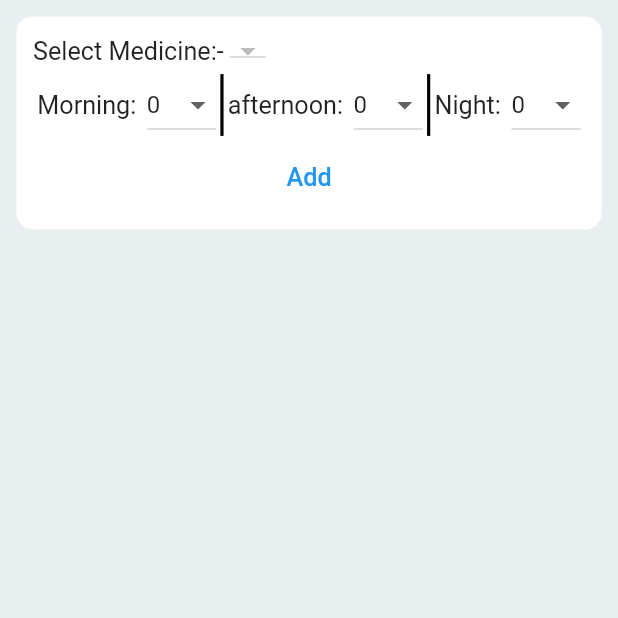
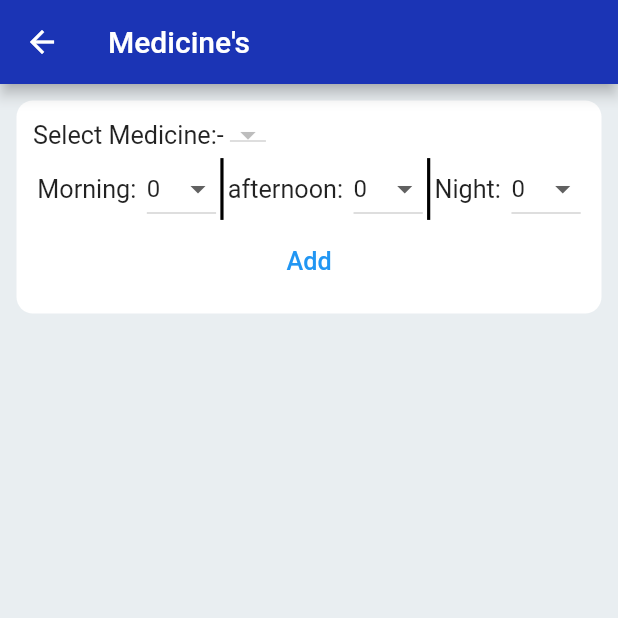
Before and after one commit to SG-Programmer/hospital-management, a Flutter app: the DoctorMedicine screen opened directly with empty values, on a phone screen of 412 x 824 dp, the top half of it. Run offline on Flutter 3.47's test engine with Material 2 defaults, Android fonts, the phone set to English and light mode, and no system bars; drawn by our look-alikes of firebase_database; our stand-ins replace connectivity, curved_navigation_bar, custom_navigation_bar, dots_indicator, fancy_bottom_navigation, firebase_auth and 7 more; missing offline and left inert: flutter_sparkline, timeline; accounts and stored records are empty.

Commit message:
Doctor Model Complite 15/03/2021

```diff
--- a/lib/doctor/doctorMedicine.dart
+++ b/lib/doctor/doctorMedicine.dart
@@ -109,6 +109,9 @@ class _DoctorMedicineState extends State<DoctorMedicine> {
     return Scaffold(
       backgroundColor: Color.fromARGB(250, 233, 238, 241),
       resizeToAvoidBottomPadding: false,
+      appBar: AppBar(
+        title: Text("Medicine's"),
+      ),
       body: SafeArea(
           child: Column(
         children: [
```
